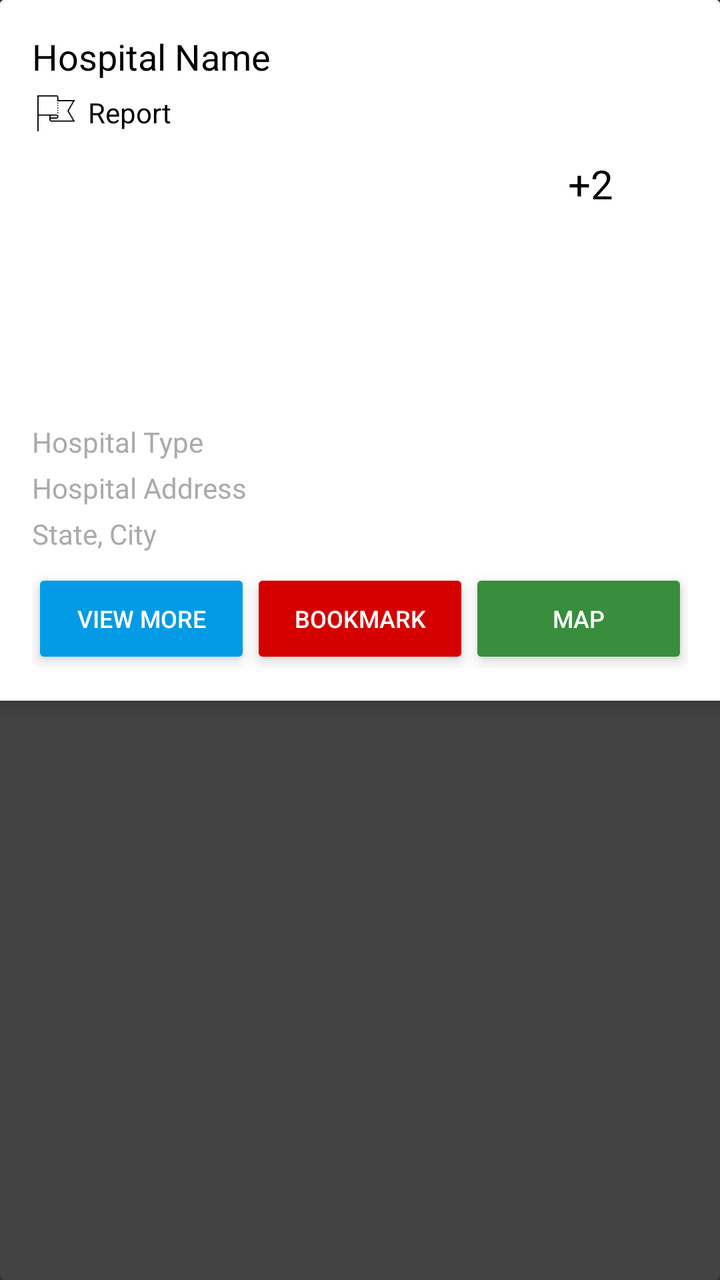
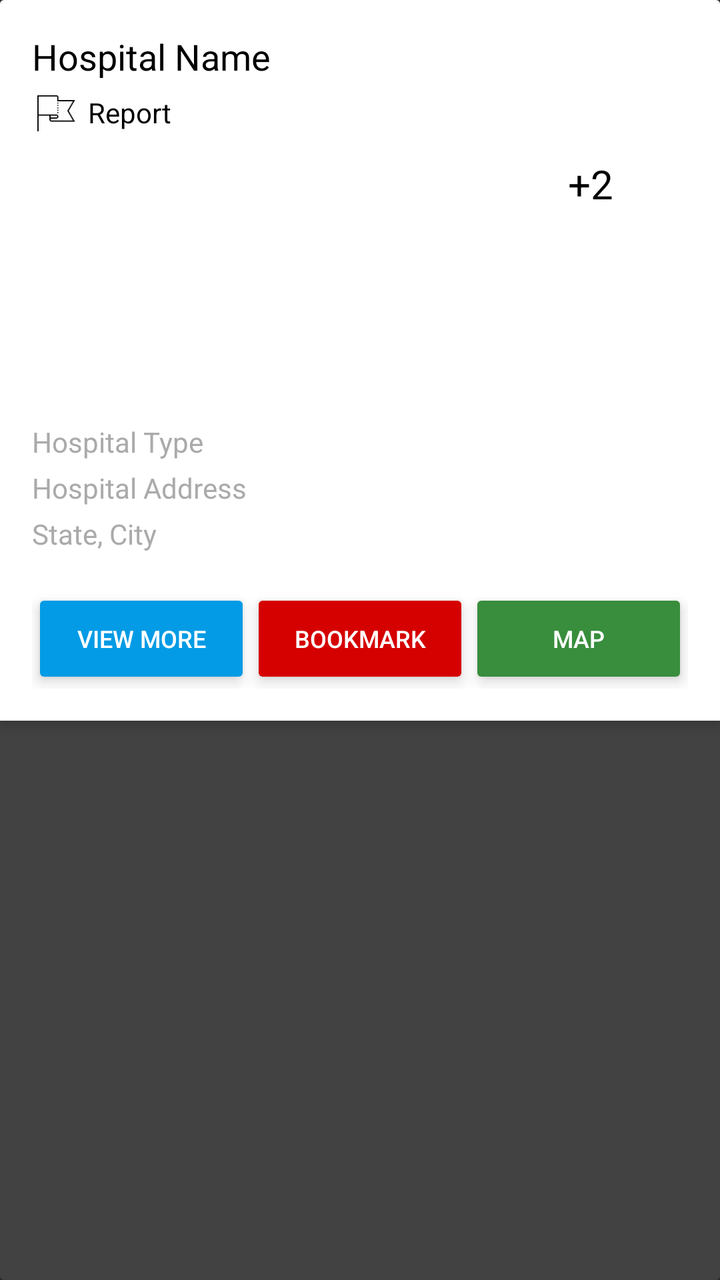

Before-and-after screenshots of an Android layout around one commit, followed by the original layout XML and the change that was made.
<!-- AndroidManifest.xml: application theme Theme.AppCompat -->
<!-- res/layout/activity_hopsital_card.xml -->
<androidx.cardview.widget.CardView xmlns:android="http://schemas.android.com/apk/res/android"
    xmlns:app="http://schemas.android.com/apk/res-auto"
    android:layout_width="match_parent"
    android:layout_height="wrap_content"
    android:layout_margin="8dp">

    <LinearLayout
        android:layout_width="match_parent"
        android:layout_height="wrap_content"
        android:background="@android:color/white"
        android:elevation="4dp"
        android:orientation="vertical"
        android:padding="16dp">
        <TextView
            android:id="@+id/hospitalNameTextView"
            android:layout_width="wrap_content"
            android:layout_height="wrap_content"
            android:paddingBottom="4dp"
            android:text="Hospital Name"
            android:textColor="@android:color/black"
            android:textSize="18sp" />
        <LinearLayout
            android:id="@+id/reportButtonLayout"
            android:layout_width="wrap_content"
            android:layout_height="wrap_content"
            android:layout_alignParentEnd="true"
            android:gravity="center_vertical"
            android:layout_marginBottom="10dp"
            android:orientation="horizontal">

            
            <ImageView
                android:id="@+id/reportIconImageView"
                android:layout_width="24dp"
                android:layout_height="24dp"
                android:src="@drawable/icreport"
                android:layout_marginEnd="4dp"/>

            
            <TextView
                android:id="@+id/reportButtonText"
                android:layout_width="wrap_content"
                android:layout_height="wrap_content"
                android:drawablePadding="8dp"
                android:text="Report"
                android:textColor="@android:color/black"
                android:textSize="14sp" />
        </LinearLayout>

        

        <LinearLayout
            android:layout_width="match_parent"
            android:layout_height="wrap_content"
            android:orientation="horizontal">

            

            
            <ImageView
                android:id="@+id/previewCircularFrame"
                android:layout_width="134dp"
                android:layout_height="125dp"
                android:layout_gravity="end" /> 
            <ImageView
                android:id="@+id/previewCircularFrame2"
                android:layout_width="134dp"
                android:layout_height="125dp"
                android:layout_gravity="end" />

            <TextView
                android:layout_width="wrap_content"
                android:layout_height="wrap_content"
                android:text="+2"
                android:textColor="@android:color/black"
                android:textSize="20sp" />
        </LinearLayout>

        
        <TextView
            android:id="@+id/hospitalTypeTextView"
            android:layout_width="wrap_content"
            android:layout_height="wrap_content"
            android:paddingTop="8dp"
            android:paddingBottom="4dp"
            android:text="Hospital Type"
            android:textColor="@android:color/darker_gray"
            android:textSize="14sp" />

        
        <TextView
            android:id="@+id/hospitalAddressTextView"
            android:layout_width="wrap_content"
            android:layout_height="wrap_content"
            android:paddingBottom="4dp"
            android:text="Hospital Address"
            android:textColor="@android:color/darker_gray"
            android:textSize="14sp" />

        <TextView
            android:id="@+id/hospitalLocationTextView"
            android:layout_width="wrap_content"
            android:layout_height="wrap_content"
            android:paddingBottom="8dp"
            android:text="State, City"
            android:textColor="@android:color/darker_gray"
            android:textSize="14sp" />

        
        <LinearLayout
            android:layout_width="match_parent"
            android:layout_height="wrap_content"
            android:orientation="horizontal">

            
            <Button
                android:id="@+id/bookAppointmentButton"
                android:layout_width="0dp"
                android:layout_height="50dp"
                android:layout_weight="1"
                android:backgroundTint="#039BE5"
                android:elevation="4dp"
                android:gravity="center"
                android:padding="8dp"
                android:stateListAnimator="@null"
                android:text="View more"
                android:textColor="@android:color/white"
                android:textSize="12sp" />

            
            <Button
                android:id="@+id/bookmarkButton"
                android:layout_width="0dp"
                android:layout_height="50dp"
                android:layout_weight="1"
                android:backgroundTint="#D50000"
                android:elevation="4dp"
                android:gravity="center"
                android:padding="8dp"
                android:stateListAnimator="@null"
                android:text="Bookmark"
                android:textColor="@android:color/white"
                android:textSize="12sp" />

            
            <Button
                android:id="@+id/mapButton"
                android:layout_width="0dp"
                android:layout_height="50dp"
                android:layout_weight="1"
                android:backgroundTint="#388E3C"
                android:elevation="4dp"
                android:gravity="center"
                android:padding="8dp"
                android:stateListAnimator="@null"
                android:text="Map"
                android:textColor="@android:color/white"
                android:textSize="12sp" />

        </LinearLayout>
    </LinearLayout>
</androidx.cardview.widget.CardView>
<!-- resources referenced by this layout -->
<resources>
  <!-- drawable icreport: png bitmap (drawable, 679 bytes) -->
</resources>

<!-- the commit's change to res/layout/activity_hopsital_card.xml (unified diff, before → after) -->
@@ -105,14 +105,35 @@
             android:text="State, City"
             android:textColor="@android:color/darker_gray"
             android:textSize="14sp" />
+        <RelativeLayout
+            android:id="@+id/relativeLayout"
+            android:layout_width="match_parent"
+            android:layout_height="wrap_content"
+            android:layout_marginBottom="10dp">
 
-        
+            <ImageView
+                android:id="@+id/starIcon"
+                android:layout_width="25dp"
+                android:visibility="gone"
+                android:layout_height="25dp"
+                android:src="@drawable/staricon" />
+
+            <TextView
+                android:id="@+id/textRating"
+                android:layout_width="wrap_content"
+                android:layout_height="wrap_content"
+                android:layout_toRightOf="@id/starIcon"
+                android:visibility="gone"
+                android:text=""
+                android:textColor="#311B92"
+                android:textSize="15sp" />
+        </RelativeLayout>
+
         <LinearLayout
             android:layout_width="match_parent"
             android:layout_height="wrap_content"
             android:orientation="horizontal">
 
-            
             <Button
                 android:id="@+id/bookAppointmentButton"
                 android:layout_width="0dp"
@@ -127,7 +148,6 @@
                 android:textColor="@android:color/white"
                 android:textSize="12sp" />
 
-            
             <Button
                 android:id="@+id/bookmarkButton"
                 android:layout_width="0dp"
@@ -142,7 +162,6 @@
                 android:textColor="@android:color/white"
                 android:textSize="12sp" />
 
-            
             <Button
                 android:id="@+id/mapButton"
                 android:layout_width="0dp"
<!-- resource entries referenced after the edit -->
@@ -1,5 +1,6 @@
 <!-- resources referenced by this layout -->
 <resources>
   <!-- drawable icreport: png bitmap (drawable, 679 bytes) -->
+  <!-- drawable staricon: png bitmap (drawable, 1141 bytes) -->
 </resources>
 
